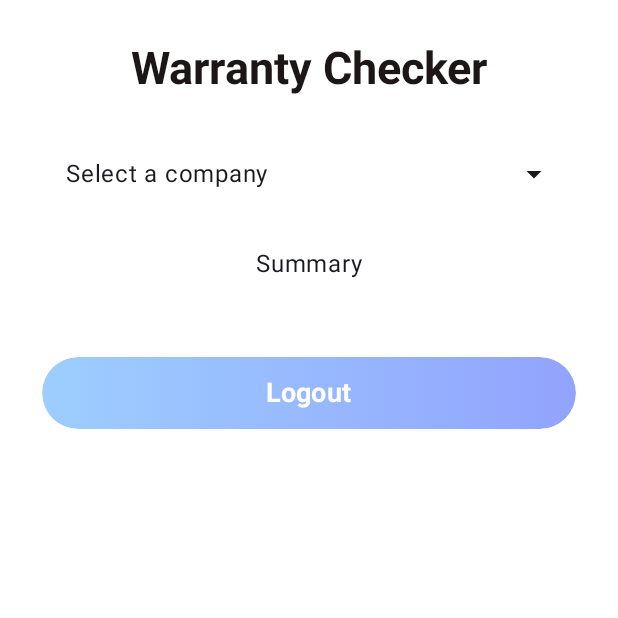
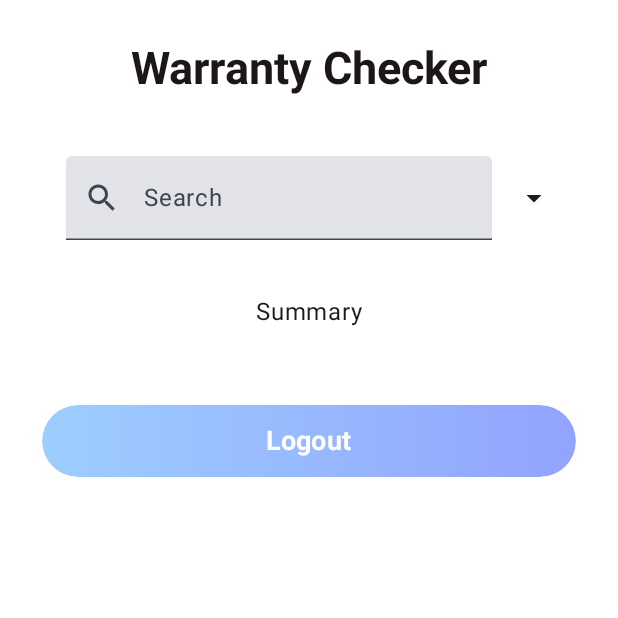
Before and after one commit to Insona4657/FirstApp, an Android app built with Jetpack Compose: the composable HomeScreen shown on its own in the app's theme, on a phone screen of 412 x 824 dp, the top half of it. Run offline under Robolectric (Android 15) with nearby library versions, the phone set to English and light mode, and no system bars; our stand-ins replace Firebase (no records; nobody signed in at launch, a user with empty details on screens opened directly), livedata-compose.

Commit message:
Added Search Functionality to Search for Companies

```diff
--- a/app/src/main/java/com/example/applogin/screens/HomeScreen.kt
+++ b/app/src/main/java/com/example/applogin/screens/HomeScreen.kt
@@ -18,12 +18,14 @@ import androidx.compose.foundation.lazy.items
 import androidx.compose.material.icons.Icons
 import androidx.compose.material.icons.filled.ArrowDropDown
 import androidx.compose.material.icons.filled.ArrowDropUp
+import androidx.compose.material.icons.filled.Search
 import androidx.compose.material3.DropdownMenu
 import androidx.compose.material3.DropdownMenuItem
 import androidx.compose.material3.ExperimentalMaterial3Api
 import androidx.compose.material3.Icon
 import androidx.compose.material3.ListItem
 import androidx.compose.material3.Surface
+import androidx.compose.material3.TextField
 import androidx.compose.runtime.Composable
 import androidx.compose.runtime.getValue
 import androidx.compose.runtime.livedata.observeAsState
@@ -111,12 +113,14 @@ fun ShowSummary(homeViewModel: HomeViewModel) {
     }
 }
 
+@OptIn(ExperimentalMaterial3Api::class)
 @SuppressLint("RestrictedApi")
 @Composable
 fun CompanyList(companies: List<Company>, homeViewModel: HomeViewModel) {
     var expanded by remember { mutableStateOf(false) }
     var selectedCompany by remember { mutableStateOf<Company?>(null) }
     var searchText by remember { mutableStateOf(TextFieldValue()) }
+
     Column {
         Row(
             modifier = Modifier
@@ -126,22 +130,39 @@ fun CompanyList(companies: List<Company>, homeViewModel: HomeViewModel) {
             horizontalArrangement = Arrangement.SpaceBetween,
             verticalAlignment = Alignment.CenterVertically
         ) {
-            Text(
-                text = selectedCompany?.customer ?: "Select a company",
-                modifier = Modifier.weight(1f)
+            // Search box
+            TextField(
+                value = searchText,
+                onValueChange = {
+                    searchText = it
+                    // You can filter the list here based on the search text
+                },
+                modifier = Modifier
+                    .weight(1f)
+                    .padding(end = 16.dp),
+                label = { Text("Search") },
+                leadingIcon = {
+                    Icon(
+                        imageVector = Icons.Default.Search,
+                        contentDescription = "Search Icon"
+                    )
+                }
             )
+
             Icon(
                 imageVector = if (expanded) Icons.Default.ArrowDropUp else Icons.Default.ArrowDropDown,
                 contentDescription = "Toggle Dropdown"
             )
         }
+
         AnimatedVisibility(visible = expanded) {
+
             DropdownMenu(
                 expanded = expanded,
                 onDismissRequest = { expanded = false },
                 modifier = Modifier.fillMaxWidth()
             ) {
-                val companiesToDisplay = homeViewModel.company_unique.map { Company(customer = it)}
+                val companiesToDisplay = homeViewModel.company_unique.map { Company(customer = it) }
                 companiesToDisplay.filter {
                     it.customer.contains(searchText.text, ignoreCase = true)
                 }.forEach { company ->
@@ -153,18 +174,19 @@ fun CompanyList(companies: List<Company>, homeViewModel: HomeViewModel) {
                         homeViewModel.queryDevicesByCompany(selectedCompany!!.customer)
 
                     }, text = {
-                        Text(text = company.customer,
-                            modifier = Modifier.padding(16.dp))
+                        Text(text = company.customer, modifier = Modifier.padding(16.dp))
                     })
-
                 }
             }
         }
+
         homeViewModel.processModel()
         homeViewModel.processWarranty()
         homeViewModel.processExtendedWarranty()
     }
 }
+
+
 
 @OptIn(ExperimentalMaterial3Api::class)
 @Composable
```
